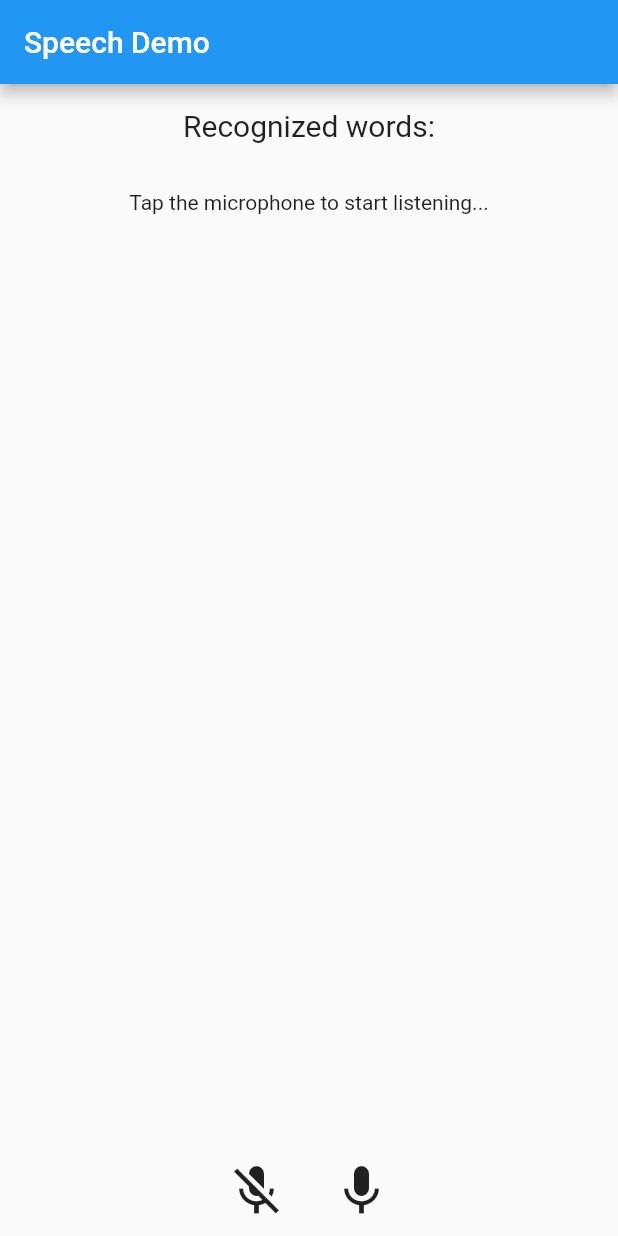
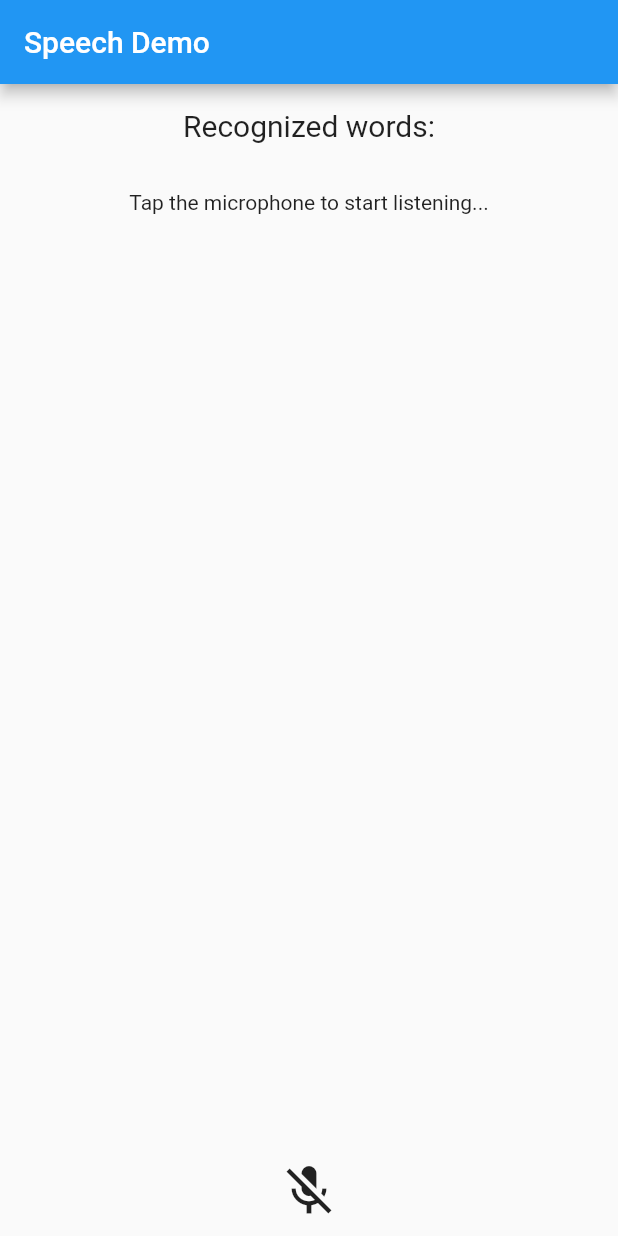
Before and after one commit to sharmajatin1997/Speech_text, a Flutter app: the screen it shows after launch, on a phone screen of 412 x 824 dp. Run offline on Flutter 3.47's test engine with Material 2 defaults, Android fonts, the phone set to English and light mode, and no system bars; our stand-ins replace speech_to_text.

Commit message:
StT on Single Icon

```diff
--- a/lib/homepage.dart
+++ b/lib/homepage.dart
@@ -40,6 +40,11 @@ class _MyHomePageState extends State<MyHomePage> {
   void _onSpeechResult(SpeechRecognitionResult result) {
     setState(() {
       _lastWords = result.recognizedWords;
+      Future.delayed(const Duration(seconds: 3),() {
+        _speech=false;
+        _stopListening();
+      },);
+
     });
   }
 
@@ -84,13 +89,13 @@ class _MyHomePageState extends State<MyHomePage> {
                       _startListening();
                     },
                       child: const Icon(Icons.mic_off,size: 40)),
-                  const SizedBox(width: 30),
-                  GestureDetector(
-                      onTap: (){
-                        _speech=false;
-                        _stopListening();
-                      },
-                      child: const Icon(Icons.mic,size: 40)),
+                  // const SizedBox(width: 30),
+                  // GestureDetector(
+                  //     onTap: (){
+                  //       _speech=false;
+                  //       _stopListening();
+                  //     },
+                  //     child: const Icon(Icons.mic,size: 40)),
                 ],
               ),
             )
```
